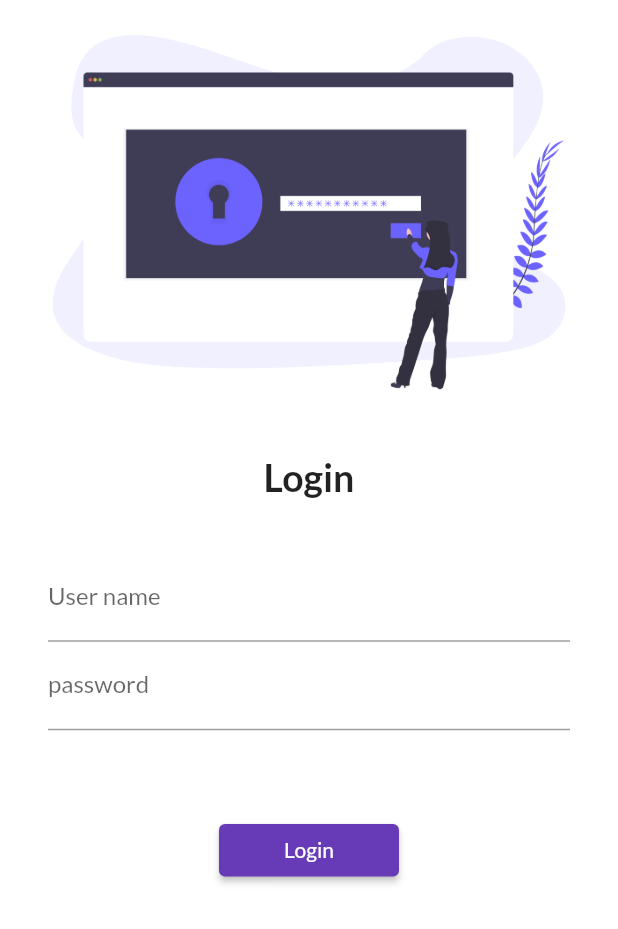
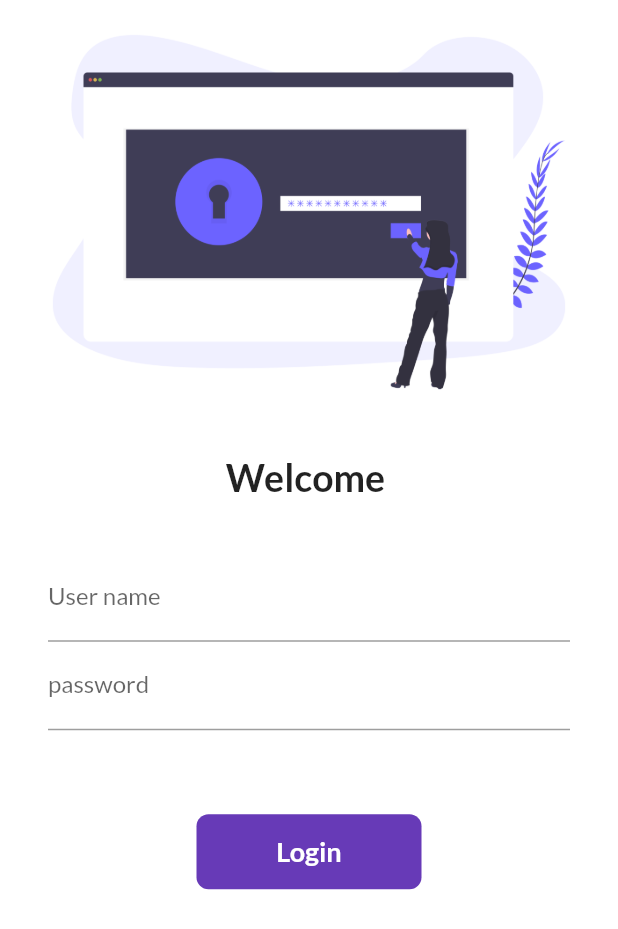
Before and after one commit to Ankit006/flutter_catalog, a Flutter app: the screen it shows after launch, on a phone screen of 412 x 824 dp. Shown: the top 929 px of the screen. Run offline on Flutter 3.47's test engine with Material 2 defaults, Android fonts, the phone set to English and light mode, and no system bars; our stand-ins replace google_fonts.

Commit message:
day 6 complete

```diff
--- a/lib/pages/login_page.dart
+++ b/lib/pages/login_page.dart
@@ -1,9 +1,16 @@
 import 'package:course/utils/routes.dart';
 import 'package:flutter/material.dart';
 
-class Loginpage extends StatelessWidget {
+class Loginpage extends StatefulWidget {
   const Loginpage({Key? key}) : super(key: key);
 
+  @override
+  _LoginpageState createState() => _LoginpageState();
+}
+
+class _LoginpageState extends State<Loginpage> {
+  String name = "";
+  bool changeButton = false;
   @override
   Widget build(BuildContext context) {
     return Material(
@@ -19,7 +26,7 @@ class Loginpage extends StatelessWidget {
                   height: 20,
                 ),
                 Text(
-                  'Login',
+                  "Welcome $name",
                   style: TextStyle(fontSize: 25, fontWeight: FontWeight.bold),
                 ),
                 SizedBox(
@@ -32,6 +39,10 @@ class Loginpage extends StatelessWidget {
                     children: [
                       TextFormField(
                         decoration: InputDecoration(labelText: "User name"),
+                        onChanged: (value) {
+                          name = value;
+                          setState(() {});
+                        },
                       ),
                       TextFormField(
                         obscureText: true,
@@ -43,13 +54,41 @@ class Loginpage extends StatelessWidget {
                 SizedBox(
                   height: 40,
                 ),
-                ElevatedButton(
-                  onPressed: () {
-                    Navigator.pushNamed(context, MyRoutes.homeRoute);
+                InkWell(
+                  onTap: () async {
+                    setState(() {
+                      changeButton = true;
+                    });
+                    await Future.delayed(Duration(seconds: 1));
+                    //Navigator.pushNamed(context, MyRoutes.homeRoute);
                   },
-                  child: Text("Login"),
-                  style: TextButton.styleFrom(minimumSize: Size(120, 35)),
+                  child: AnimatedContainer(
+                    duration: Duration(seconds: 1),
+                    width: changeButton ? 100 : 150,
+                    height: 50,
+                    alignment: Alignment.center,
+                    decoration: BoxDecoration(
+                        color: Colors.deepPurple,
+                        borderRadius:
+                            BorderRadius.circular(changeButton ? 20 : 8)),
+                    child: changeButton
+                        ? Icon(Icons.done, color: Colors.white)
+                        : Text(
+                            "Login",
+                            style: TextStyle(
+                                color: Colors.white,
+                                fontWeight: FontWeight.bold,
+                                fontSize: 18),
+                          ),
+                  ),
                 )
+                // ElevatedButton(
+                //   onPressed: () {
+                //     Navigator.pushNamed(context, MyRoutes.homeRoute);
+                //   },
+                //   child: Text("Login"),
+                //   style: TextButton.styleFrom(minimumSize: Size(120, 35)),
+                // )
               ],
             ),
           ),
```
